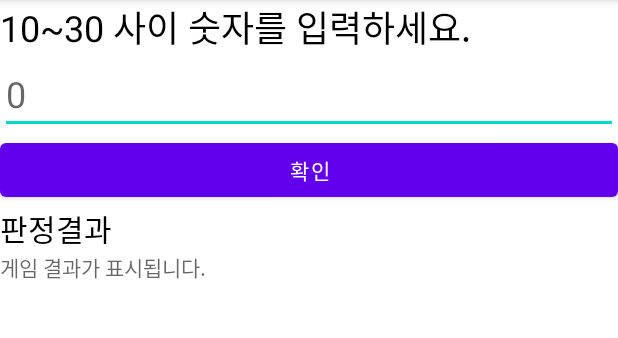
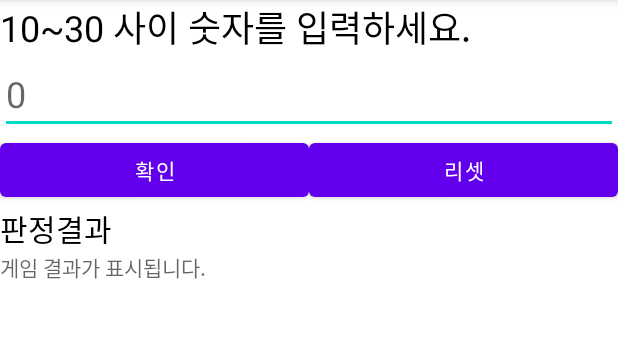
Before and after one commit to shkim-123/Kosmo-Android, an Android app: the screen it shows after launch (MainActivity), after a tap on "확인", on a phone screen of 412 x 824 dp, the part 84-422 px from its top. Run offline under Robolectric (Android 15) with nearby library versions, the phone set to English and light mode, and no system bars.

Commit message:
210608 guesswhat

```diff
--- a/guesswhat1/src/main/java/com/example/guesswhat1/MainActivity.java
+++ b/guesswhat1/src/main/java/com/example/guesswhat1/MainActivity.java
@@ -5,9 +5,13 @@ import androidx.appcompat.app.AppCompatActivity;
 import android.os.Bundle;
 import android.view.View;
 import android.widget.Button;
+import android.widget.EditText;
+import android.widget.TextView;
 import android.widget.Toast;
 
 public class MainActivity extends AppCompatActivity {
+
+    int rnd, num, cnt;
 
     @Override
     protected void onCreate(Bundle savedInstanceState) {
@@ -15,16 +19,67 @@ public class MainActivity extends AppCompatActivity {
         setContentView(R.layout.guesswhat_layout1);
 
         Button ok = findViewById(R.id.button);
+
+        rnd = getRandomRange(10, 30);
+        TextView tv = findViewById(R.id.result_txt);
+
         ok.setOnClickListener(new View.OnClickListener() {
             @Override
             public void onClick(View v) {
-                double rnd = Math.random();
+                EditText ed = findViewById(R.id.editTextNumber);
+                String str = ed.getText().toString();
 
-                int int_rnd = (int)(rnd*22 + 1);
+                // 1. 입력 됐는지?
+                //  - no : 숫자 입력 요구
+                if ("".equals(str)) {
+                    Toast.makeText(MainActivity.this, "입력해 주세요", Toast.LENGTH_SHORT).show();
+                } else {
+                    // 2. 입력
+                    //  - rnd 비교
+                    String msg;
 
-                Toast.makeText(MainActivity.this, ""+int_rnd, Toast.LENGTH_SHORT).show();
+                    num = Integer.parseInt(str);
+
+                    if (num < 10 || num > 30) {
+                        msg = "입력한 값이 10 ~ 30을 벗어났습니다.";
+                    } else if (num == rnd) {
+                        msg = cnt + "번째 맞추셨습니다.";
+                    } else if (num > rnd) {
+                        msg = num + "보다 작은 값입니다.";
+                    } else {
+                        msg = num + "보다 큰 값입니다.";
+                    }
+
+                    tv.setText(msg);
+                }
+
+                // 3. 횟수 카운팅!
+                cnt++;
+
+            }
+        });
+
+        Button reset = findViewById(R.id.button_reset);
+        reset.setOnClickListener(new View.OnClickListener() {
+            @Override
+            public void onClick(View v) {
+                // 1. 임의의 수 발생
+                rnd = getRandomRange(10, 30);
+
+                // 2. 판정결과 텍스트 클리어
+                tv.setText("");
+
+                cnt = 0;
             }
         });
 
     }
+
+
+    private int getRandomRange(int start, int end) {
+
+
+        return (int) (Math.random() * 20 + 10);
+    }
+
 }
--- a/guesswhat1/src/main/res/layout/guesswhat_layout1.xml
+++ b/guesswhat1/src/main/res/layout/guesswhat_layout1.xml
@@ -39,6 +39,13 @@
             android:layout_weight="1"
             android:text="확인" />
 
+        <Button
+            android:id="@+id/button_reset"
+            android:layout_width="wrap_content"
+            android:layout_height="wrap_content"
+            android:layout_weight="1"
+            android:text="@string/reset" />
+
     </LinearLayout>
 
     <TextView
--- a/guesswhat1/src/main/res/values/strings.xml
+++ b/guesswhat1/src/main/res/values/strings.xml
@@ -1,3 +1,4 @@
 <resources>
     <string name="app_name">guesswhat1</string>
+    <string name="reset">리셋</string>
 </resources>
```
